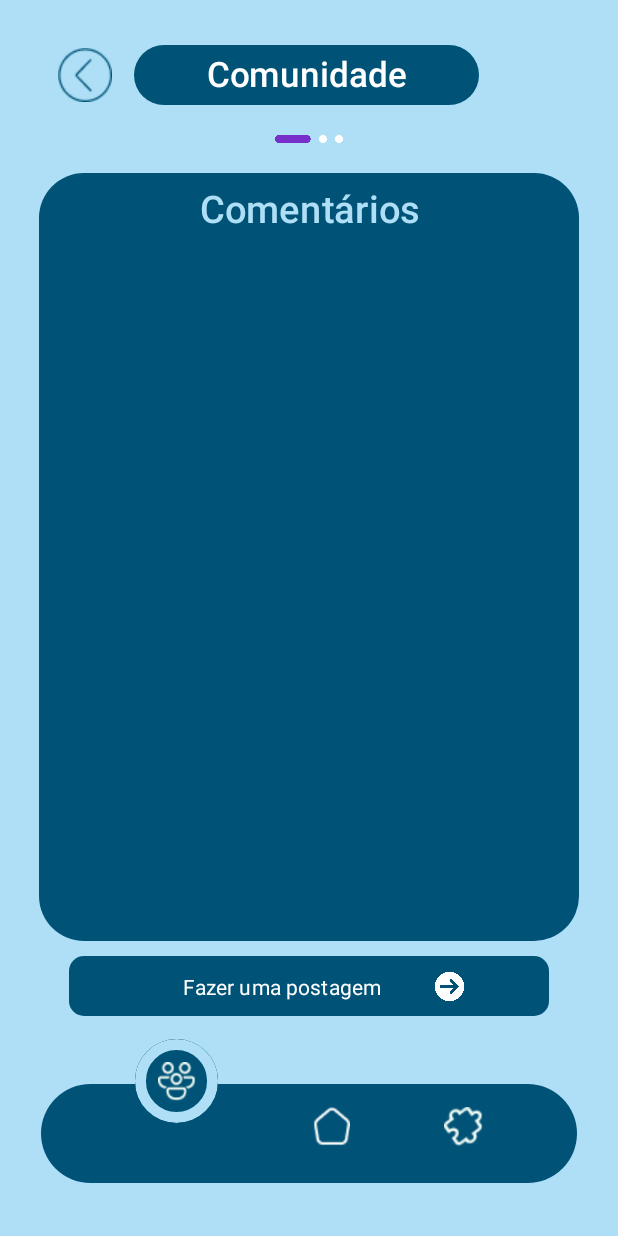
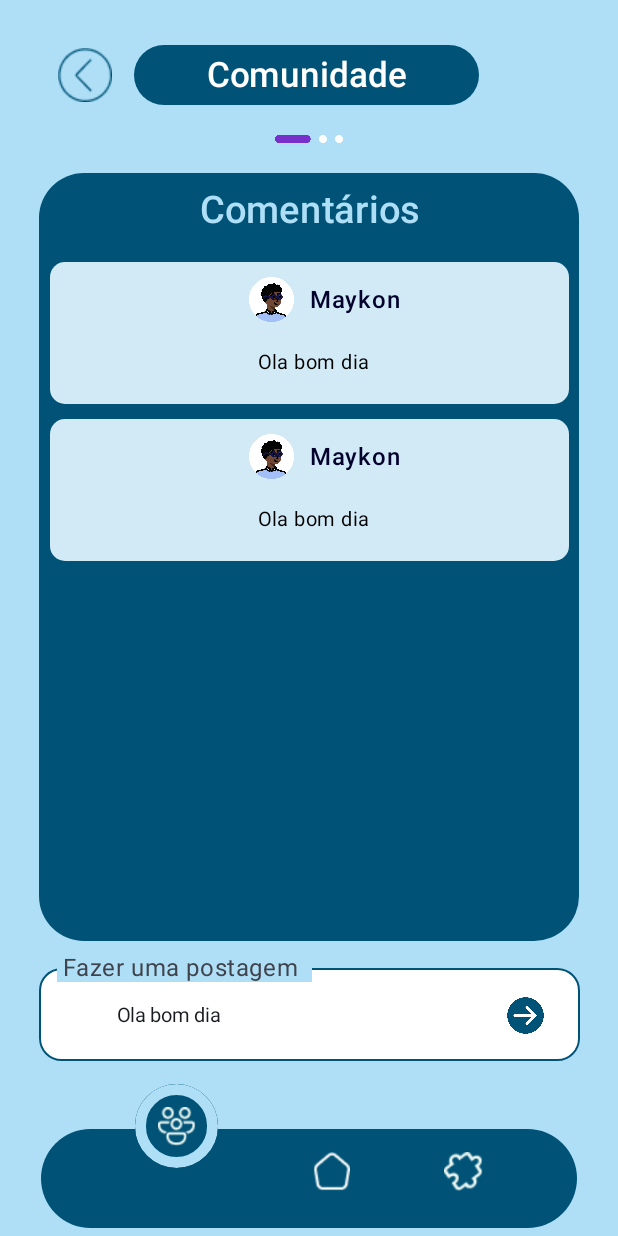
Before and after one commit to DevEmpowerDemoDay/DevEmpower, an Android app built with Jetpack Compose: the screen it shows after launch (MainActivity), after a tap on "Comunidade", on a phone screen of 412 x 824 dp. Run offline under Robolectric (Android 15) with nearby library versions, the phone set to English and light mode, and no system bars; our stand-ins replace accompanist.

Commit message:
tela de comunidade

```diff
--- a/app/build.gradle.kts
+++ b/app/build.gradle.kts
@@ -64,6 +64,8 @@ dependencies {
     implementation(libs.androidx.material3)
     implementation(libs.androidx.foundation.layout.android)
     implementation(libs.androidx.storage)
+    implementation(libs.androidx.foundation.layout.android)
+    implementation(libs.androidx.foundation.layout.android)
     testImplementation(libs.junit)
     androidTestImplementation(libs.androidx.junit)
     androidTestImplementation(libs.androidx.espresso.core)
--- a/app/src/main/java/com/demoday/devempower/Comunidade.kt
+++ b/app/src/main/java/com/demoday/devempower/Comunidade.kt
@@ -7,7 +7,6 @@ import androidx.compose.foundation.clickable
 import androidx.compose.foundation.layout.Arrangement
 import androidx.compose.foundation.layout.Box
 import androidx.compose.foundation.layout.Column
-import androidx.compose.foundation.layout.PaddingValues
 import androidx.compose.foundation.layout.Row
 import androidx.compose.foundation.layout.Spacer
 import androidx.compose.foundation.layout.fillMaxSize
@@ -19,7 +18,6 @@ import androidx.compose.foundation.layout.size
 import androidx.compose.foundation.layout.width
 import androidx.compose.foundation.layout.wrapContentHeight
 import androidx.compose.foundation.lazy.LazyColumn
-import androidx.compose.foundation.lazy.items
 import androidx.compose.foundation.lazy.itemsIndexed
 import androidx.compose.foundation.shape.RoundedCornerShape
 import androidx.compose.material3.Button
@@ -27,18 +25,18 @@ import androidx.compose.material3.ButtonDefaults
 import androidx.compose.material3.Card
 import androidx.compose.material3.CardDefaults
 import androidx.compose.material3.OutlinedTextField
+import androidx.compose.material3.OutlinedTextFieldDefaults
 import androidx.compose.material3.Text
 import androidx.compose.runtime.Composable
 import androidx.compose.runtime.LaunchedEffect
+import androidx.compose.runtime.getValue
 import androidx.compose.runtime.mutableStateListOf
-import androidx.compose.runtime.remember
+import androidx.compose.runtime.mutableStateOf
+import androidx.compose.runtime.setValue
 import androidx.compose.ui.Alignment
 import androidx.compose.ui.Modifier
 import androidx.compose.ui.draw.clip
-import androidx.compose.ui.draw.paint
 import androidx.compose.ui.graphics.Color
-import androidx.compose.ui.graphics.ColorFilter
-import androidx.compose.ui.layout.ContentScale
 import androidx.compose.ui.platform.LocalConfiguration
 import androidx.compose.ui.res.painterResource
 import androidx.compose.ui.text.TextStyle
@@ -53,12 +51,8 @@ import com.demoday.devempower.ui.theme.DevEmpowerTheme
 import com.google.accompanist.systemuicontroller.rememberSystemUiController
 import kotlinx.coroutines.delay
 
-data class Comentario(
-    val nome: String,
-    val comentario: String
-)
 
-var listaDeComentarios: MutableList<Comentario> = mutableStateListOf()
+var listaDeComentarios: MutableList<ComentarioCard> = mutableStateListOf()
 
 @Composable
 fun ComunidadeSplash(navController: NavController) {
@@ -106,8 +100,6 @@ fun ComunidadeSplash(navController: NavController) {
             color = indigo_dye
         )
 
-
-
         Image(
             modifier = Modifier.padding(top = 180.dp),
             painter = painterResource(R.drawable.logo_proa),
@@ -124,6 +116,14 @@ fun Comunidade(navController: NavController) {
     val paddingValue1 = (screenWidth * 0.05)
     val paddingValue2 = (screenWidth * 0.20)
     val paddingValue3 = (screenWidth * 0.09)
+
+    data class Cardsave(
+        val nome: String,
+        val comentario: String
+    )
+
+    var comunidade = mutableListOf<Cardsave>()
+
     Column(
         modifier = Modifier
             .fillMaxSize()
@@ -199,14 +199,14 @@ fun Comunidade(navController: NavController) {
 
                 Spacer(modifier = Modifier.padding(top = 10.dp))
 
-//                CardComentario()
-
                 LazyColumn {
-                   itemsIndexed(listaDeComentarios){
-                       position, _ ->
+                    itemsIndexed(comunidade) { position, _ ->
                         CardComentario()
                     }
                 }
+
+                CardComentario()
+                CardComentario()
 
                 Spacer(modifier = Modifier.padding(top = 10.dp))
 
@@ -216,34 +216,50 @@ fun Comunidade(navController: NavController) {
 
         Spacer(modifier = Modifier.padding(top = 10.dp))
 
-        Button(
-            onClick = { navController.navigate("camera") },
-            modifier = Modifier
-                .size(width = 320.dp, height = 40.dp),
-            shape = RoundedCornerShape(10.dp),
-            colors = ButtonDefaults.buttonColors(containerColor = indigo_dye)
-        ) {
-            Row {
+        OutlinedTextField(
+            value = comentario,
+            onValueChange = { novoTexto ->
+                comentario = novoTexto
+            },
+            label = {
                 Text(
                     "Fazer uma postagem ",
-                    fontSize = 14.sp,
+                    fontSize = 16.sp,
                     fontWeight = FontWeight.Normal,
-                    color = Color.White,
-                    modifier = Modifier.padding(top = 2.dp)
+                    // fontFamily = fontPoppins,
+                )
+            },
+            leadingIcon = {
+                Image(
+                    painter = painterResource(id = R.drawable.arrow_blue),
+                    contentDescription = "Ícone do campo de texto",
+                    modifier = Modifier
+                        .size(27.dp)
+                        .offset(x = 300.dp)
+                        .clickable {
+                            if (nome.isNotEmpty() && comentario.isNotEmpty()) {
+                                comunidade.add(Cardsave(nome, comentario))
+                            }
+                        }
+                )
+            },
+            modifier = Modifier
+                .width(360.62.dp)
+                .height(70.dp),
+            colors = OutlinedTextFieldDefaults.colors(
+                focusedBorderColor = indigo_dye,
+                unfocusedBorderColor = indigo_dye,
+                unfocusedContainerColor = Color.White,
+                focusedContainerColor = Color.White
+            ),
+            shape = RoundedCornerShape(15.dp),
+            textStyle = TextStyle(
+                fontSize = 13.sp,
+                textAlign = TextAlign.Start
+            ),
+            singleLine = true
         )
 
-                Spacer(modifier = Modifier.padding(start = 10.dp))
-
-                Image(
-                    painter = painterResource(id = R.drawable.arrow_blue),
-                    contentDescription = "Enviar",
-                    modifier = Modifier
-                        .size(22.dp)
-                        .offset(x = 20.dp),
-                    colorFilter = ColorFilter.tint(Color.White)
-                )
-            }
-        }
 
 
 
@@ -329,7 +345,8 @@ fun Comunidade(navController: NavController) {
             )
 
         }
-    }}
+    }
+}
 
 
 @Composable
@@ -358,7 +375,6 @@ fun CardComentario() {
                     .fillMaxWidth()
 
             ) {
-
                 Row(
                     verticalAlignment = Alignment.CenterVertically,
                 ) {
@@ -401,8 +417,17 @@ fun CardComentario() {
     }
 }
 
+
+var nome_coment by mutableStateOf("")
+
+var comentario_coment by mutableStateOf("")
+
+
+
 @Composable
 fun Camera(navController: NavController) {
+
+
     Column(
         modifier = Modifier
             .fillMaxSize()
@@ -500,8 +525,8 @@ fun Camera(navController: NavController) {
             Spacer(modifier = Modifier.padding(top = 5.dp))
 
             OutlinedTextField(
-                value = nome,
-                onValueChange = { newtext -> nome = newtext },
+                value = nome_coment,
+                onValueChange = { newtext -> nome_coment = newtext },
                 modifier = Modifier
                     .width(300.62.dp),
                 textStyle = TextStyle(
@@ -531,10 +556,11 @@ fun Camera(navController: NavController) {
             Spacer(modifier = Modifier.padding(top = 8.dp))
 
             OutlinedTextField(
-                value = comentario,
-                onValueChange = { newtext -> comentario = newtext },
+                value = comentario_coment,
+                onValueChange = { newtext -> comentario_coment = newtext },
                 modifier = Modifier
-                    .width(300.62.dp),
+                    .width(300.62.dp)
+                    .wrapContentHeight(),
                 textStyle = TextStyle(
                     fontSize = 18.sp, textAlign = TextAlign.Start
                 ),
@@ -545,34 +571,36 @@ fun Camera(navController: NavController) {
         Spacer(modifier = Modifier.padding(top = 10.dp))
 
 
-
-            Button(
-                onClick = {
-                    navController.navigate("comentario")
-                    if (nome.isNotEmpty() && comentario.isNotEmpty()) {
-                        // Adiciona o comentário à lista
-                        listaDeComentarios.add(
-                            Comentario(nome, comentario))
-                    }
-                },
-                colors = ButtonDefaults.buttonColors(containerColor = bright_Violet),
-                modifier = Modifier
-                    .size(width = 156.dp, height = 42.dp),
-                shape = RoundedCornerShape(10.dp),
-
-                ) {
-                Text(
-                    "Publicar",
-                    fontSize = 15.sp,
-                    fontWeight = FontWeight.Medium,
-                    textAlign = TextAlign.Center,
-                    color = Color.White,
-                )
-
-            }
-
-        }
-    }
+//        Button(
+//            onClick = {
+//                navController.navigate("comentario")
+//                if (nome_coment.isNotEmpty() && comentario_coment.isNotEmpty()) {
+//                    // Adiciona o comentário como um par (nome, comentário)
+//                    comunidade.add(Pair(nome_coment, comentario_coment))
+//                    // Limpa os campos de entrada após adicionar
+//                    nome_coment = ""
+//                    comentario_coment = ""
+//                }
+////            },
+//            colors = ButtonDefaults.buttonColors(containerColor = bright_Violet),
+//            modifier = Modifier
+//                .size(width = 156.dp, height = 42.dp),
+//            shape = RoundedCornerShape(10.dp),
+//
+//            ) {
+//            Text(
+//                "Publicar",
+//                fontSize = 15.sp,
+//                fontWeight = FontWeight.Medium,
+//                textAlign = TextAlign.Center,
+//                color = Color.White,
+//            )
+//
+//        }
+//
+//    }
+//}
+    }}
 
 
 @Preview
@@ -581,7 +609,6 @@ fun Camera(navController: NavController) {
     DevEmpowerTheme {
         ComunidadeSplash(rememberNavController())
     }
-
 }
 
 @Preview
@@ -590,7 +617,6 @@ fun Camera(navController: NavController) {
     DevEmpowerTheme {
         Comunidade(rememberNavController())
     }
-
 }
 
 @Preview
@@ -599,5 +625,4 @@ fun Camera(navController: NavController) {
     DevEmpowerTheme {
         Camera(rememberNavController())
     }
-
 }
--- a/app/src/main/java/com/demoday/devempower/MainActivity.kt
+++ b/app/src/main/java/com/demoday/devempower/MainActivity.kt
@@ -68,13 +68,18 @@ val pale_hex = Color(0xFF03022C)
 val bright_Violet = Color(0xFFFF6135FF)
 val fontPoppins = FontFamily(Font(R.font.poppins, FontWeight.Normal))
 
+data class ComentarioCard(
+    var nome: String,
+    var comentario: String,
+    var salvar: String
+)
+
 // variavel de nome para uso global
-var nome by mutableStateOf("")
+var nome by mutableStateOf("Maykon")
 //variavel de comentario para uso da comunidade
-var comentario by mutableStateOf("")
+var comentario by mutableStateOf("Ola bom dia ")
 
-var salvar = nome + comentario
-var comunidade = mutableListOf(salvar)
+
 
 
 class MainActivity : ComponentActivity() {
```
Lines whose indentation alone changed are shown as unchanged.
